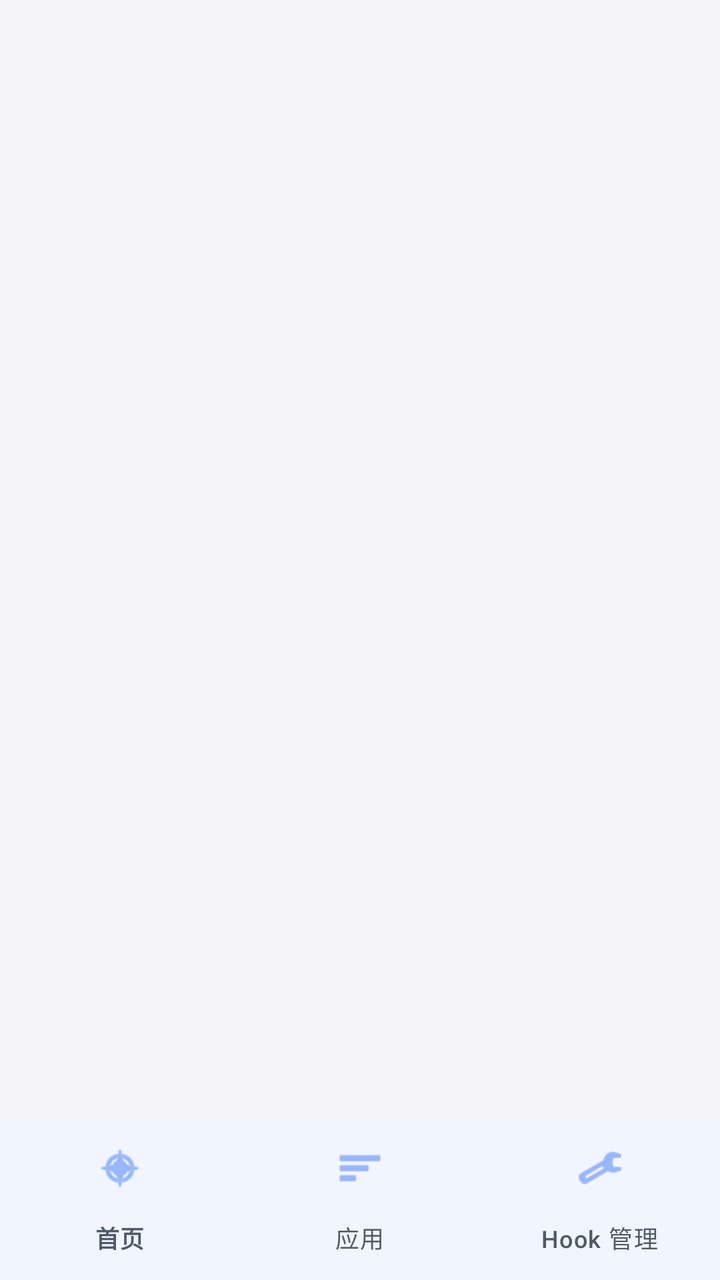
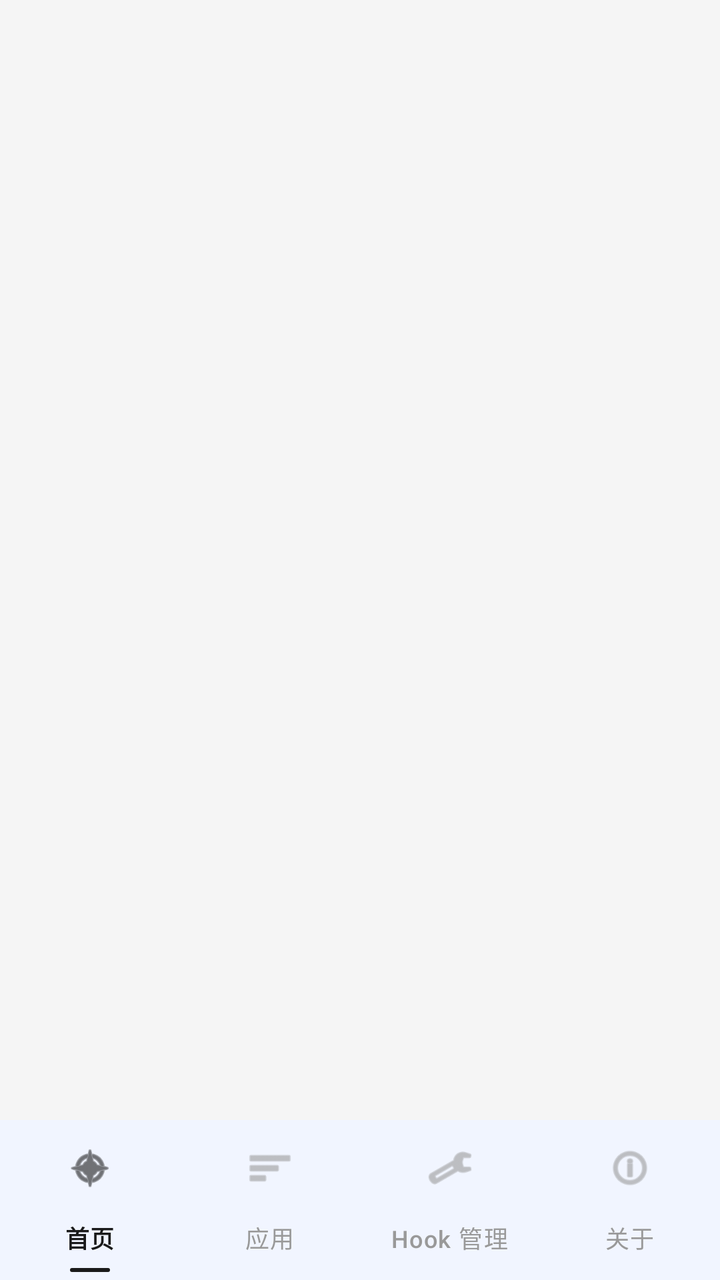

Two renders of the same Android screen: before a commit and after it. Below are the layout's source before the change and the commit's diff.
<!-- AndroidManifest.xml: application theme Theme.ActivityScanner -->
<!-- res/layout/activity_main.xml -->
<?xml version="1.0" encoding="utf-8"?>
<androidx.constraintlayout.widget.ConstraintLayout
    xmlns:android="http://schemas.android.com/apk/res/android"
    xmlns:app="http://schemas.android.com/apk/res-auto"
    android:layout_width="match_parent"
    android:layout_height="match_parent"
    android:background="@color/hyper_bg">

    
    <FrameLayout
        android:id="@+id/nav_host_fragment"
        android:layout_width="0dp"
        android:layout_height="0dp"
        app:layout_constraintBottom_toTopOf="@id/bottom_nav"
        app:layout_constraintEnd_toEndOf="parent"
        app:layout_constraintStart_toStartOf="parent"
        app:layout_constraintTop_toTopOf="parent" />

    
    <com.google.android.material.bottomnavigation.BottomNavigationView
        android:id="@+id/bottom_nav"
        android:layout_width="0dp"
        android:layout_height="wrap_content"
        android:background="@color/hyper_bg_card"
        android:elevation="8dp"
        app:itemIconTint="@color/hyper_accent"
        app:itemTextColor="@color/hyper_text_secondary"
        app:labelVisibilityMode="labeled"
        app:layout_constraintBottom_toBottomOf="parent"
        app:layout_constraintEnd_toEndOf="parent"
        app:layout_constraintStart_toStartOf="parent"
        app:menu="@menu/bottom_nav_menu" />

</androidx.constraintlayout.widget.ConstraintLayout>
<!-- resources referenced by this layout -->
<resources>
  <color name="hyper_accent">#FF5B8CFF</color>
  <color name="hyper_bg">#FFF5F5F7</color>
  <color name="hyper_bg_card">#FFFFFFFF</color>
  <color name="hyper_text_secondary">#FF4E5969</color>
  <style name="Theme.ActivityScanner" parent="Theme.Material3.Light.NoActionBar">
          <item name="colorPrimary">@color/hyper_accent</item>
          <item name="colorPrimaryVariant">@color/hyper_accent_secondary</item>
          <item name="colorOnPrimary">@android:color/white</item>
          <item name="colorSecondary">@color/hyper_accent_tertiary</item>
          <item name="colorOnSecondary">@android:color/white</item>
          <item name="colorSurface">@color/hyper_bg_card</item>
          <item name="colorOnSurface">@color/hyper_text_primary</item>
          <item name="android:windowBackground">@color/hyper_bg</item>
          <item name="android:statusBarColor">@android:color/transparent</item>
          <item name="android:navigationBarColor">@android:color/transparent</item>
          <item name="android:windowLightStatusBar">true</item>
          <item name="android:windowDrawsSystemBarBackgrounds">true</item>
          <item name="android:colorEdgeEffect">@color/hyper_accent</item>
      </style>
  <color name="hyper_accent_secondary">#FF987BFF</color>
  <color name="hyper_accent_tertiary">#FF6B8DFF</color>
  <color name="hyper_text_primary">#FF1D2129</color>
</resources>

<!-- the commit's change to res/layout/activity_main.xml (unified diff, before → after) -->
@@ -4,7 +4,7 @@
     xmlns:app="http://schemas.android.com/apk/res-auto"
     android:layout_width="match_parent"
     android:layout_height="match_parent"
-    android:background="@color/hyper_bg">
+    android:background="@color/lsp_bg">
 
     
     <FrameLayout
@@ -21,10 +21,12 @@
         android:id="@+id/bottom_nav"
         android:layout_width="0dp"
         android:layout_height="wrap_content"
-        android:background="@color/hyper_bg_card"
+        android:background="@color/lsp_card"
         android:elevation="8dp"
-        app:itemIconTint="@color/hyper_accent"
-        app:itemTextColor="@color/hyper_text_secondary"
+        app:itemActiveIndicatorStyle="@null"
+        app:itemBackground="@drawable/bg_nav_item"
+        app:itemIconTint="@color/lsp_nav_text"
+        app:itemTextColor="@color/lsp_nav_text"
         app:labelVisibilityMode="labeled"
         app:layout_constraintBottom_toBottomOf="parent"
         app:layout_constraintEnd_toEndOf="parent"
<!-- resource entries referenced after the edit -->
@@ -1,9 +1,31 @@
 <!-- resources referenced by this layout -->
 <resources>
-  <color name="hyper_accent">#FF5B8CFF</color>
-  <color name="hyper_bg">#FFF5F5F7</color>
-  <color name="hyper_bg_card">#FFFFFFFF</color>
-  <color name="hyper_text_secondary">#FF4E5969</color>
+  <color name="lsp_bg">#FFF5F5F5</color>
+  <color name="lsp_card">#FFFFFFFF</color>
+  <!-- drawable bg_nav_item (drawable) -->
+  <?xml version="1.0" encoding="utf-8"?>
+  <selector xmlns:android="http://schemas.android.com/apk/res/android">
+      <item android:state_checked="true">
+          <layer-list>
+              <item>
+                  <shape android:shape="rectangle">
+                      <solid android:color="@android:color/transparent" />
+                  </shape>
+              </item>
+              <item
+                  android:width="20dp"
+                  android:height="2dp"
+                  android:gravity="bottom|center_horizontal"
+                  android:bottom="4dp">
+                  <shape android:shape="rectangle">
+                      <solid android:color="@color/lsp_text_primary" />
+                      <corners android:radius="1dp" />
+                  </shape>
+              </item>
+          </layer-list>
+      </item>
+      <item android:drawable="@android:color/transparent" />
+  </selector>
   <style name="Theme.ActivityScanner" parent="Theme.Material3.Light.NoActionBar">
           <item name="colorPrimary">@color/hyper_accent</item>
           <item name="colorPrimaryVariant">@color/hyper_accent_secondary</item>
@@ -12,15 +34,18 @@
           <item name="colorOnSecondary">@android:color/white</item>
           <item name="colorSurface">@color/hyper_bg_card</item>
           <item name="colorOnSurface">@color/hyper_text_primary</item>
-          <item name="android:windowBackground">@color/hyper_bg</item>
+          <item name="android:windowBackground">@color/lsp_bg</item>
           <item name="android:statusBarColor">@android:color/transparent</item>
           <item name="android:navigationBarColor">@android:color/transparent</item>
           <item name="android:windowLightStatusBar">true</item>
           <item name="android:windowDrawsSystemBarBackgrounds">true</item>
           <item name="android:colorEdgeEffect">@color/hyper_accent</item>
       </style>
+  <color name="lsp_text_primary">#FF1A1A1A</color>
+  <color name="hyper_accent">#FF5B8CFF</color>
   <color name="hyper_accent_secondary">#FF987BFF</color>
   <color name="hyper_accent_tertiary">#FF6B8DFF</color>
+  <color name="hyper_bg_card">#FFFFFFFF</color>
   <color name="hyper_text_primary">#FF1D2129</color>
 </resources>
 
